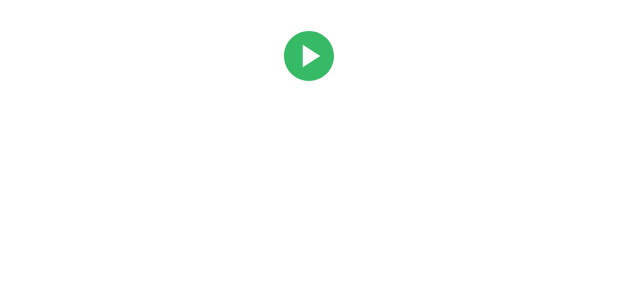
After one commit to weichi2002/MicrophoneApp, an Android app: the layout activity_custom_listview.xml on its own in the app's theme, with its tools: preview values and no code run, on a phone screen of 412 x 824 dp. The commit adds this screen. Shown: the top 300 px of the screen. Run offline under Robolectric (Android 15) with nearby library versions, the phone set to English and light mode, and no system bars.

Commit message:
fully working, need to fix listview UI issue

```diff
--- a/app/src/main/AndroidManifest.xml
+++ b/app/src/main/AndroidManifest.xml
@@ -3,16 +3,15 @@
     xmlns:tools="http://schemas.android.com/tools">
 
     <uses-permission android:name="android.permission.RECORD_AUDIO" />
-    <uses-permission android:name="android.permission.WRITE_EXTERNAL_STORAGE"/>
-
+    <uses-permission android:name="android.permission.WRITE_EXTERNAL_STORAGE" />
 
     <application
         android:allowBackup="true"
         android:dataExtractionRules="@xml/data_extraction_rules"
         android:fullBackupContent="@xml/backup_rules"
         android:icon="@mipmap/mic_round"
+        android:label="@string/app_name"
         android:roundIcon="@mipmap/mic_round"
-        android:label="@string/app_name"
         android:supportsRtl="true"
         android:theme="@style/Theme.Microphone"
         tools:targetApi="31">
--- /dev/null
+++ b/app/src/main/res/drawable/baseline_play_circle_24.xml
@@ -0,0 +1,5 @@
+<vector android:height="24dp" android:tint="#37BA65"
+    android:viewportHeight="24" android:viewportWidth="24"
+    android:width="24dp" xmlns:android="http://schemas.android.com/apk/res/android">
+    <path android:fillColor="@android:color/white" android:pathData="M12,2C6.48,2 2,6.48 2,12s4.48,10 10,10s10,-4.48 10,-10S17.52,2 12,2zM9.5,16.5v-9l7,4.5L9.5,16.5z"/>
+</vector>
--- /dev/null
+++ b/app/src/main/res/drawable/delete_icon.xml
@@ -0,0 +1,5 @@
+<vector android:height="24dp" android:tint="#CE2633"
+    android:viewportHeight="24" android:viewportWidth="24"
+    android:width="24dp" xmlns:android="http://schemas.android.com/apk/res/android">
+    <path android:fillColor="@android:color/white" android:pathData="M6,19c0,1.1 0.9,2 2,2h8c1.1,0 2,-0.9 2,-2V7H6v12zM19,4h-3.5l-1,-1h-5l-1,1H5v2h14V4z"/>
+</vector>
--- /dev/null
+++ b/app/src/main/res/layout/activity_custom_listview.xml
@@ -0,0 +1,26 @@
+<?xml version="1.0" encoding="utf-8"?>
+<LinearLayout xmlns:android="http://schemas.android.com/apk/res/android"
+    xmlns:app="http://schemas.android.com/apk/res-auto"
+    xmlns:tools="http://schemas.android.com/tools"
+    android:orientation="horizontal"
+    android:layout_width="match_parent"
+    android:layout_height="75dp"
+    android:gravity="center"
+    >
+
+
+    <ImageView
+        android:id="@+id/custom_playButton"
+        android:layout_width="40dp"
+        android:layout_height="40dp"
+        android:src="@drawable/baseline_play_circle_24"
+
+       />
+    <TextView
+        android:id="@+id/custom_recordingName"
+        android:layout_width="wrap_content"
+        android:layout_height="wrap_content"
+        android:textSize="14sp"
+    />
+
+</LinearLayout>
```
Also changed, not shown: app/src/main/java/edu/fandm/wchou/microphone/AudioAdapter.java (added, +49 -0 lines), app/src/main/java/edu/fandm/wchou/microphone/MainActivity.java (+94 -32 lines), app/src/main/res/layout/activity_main.xml (+17 -2 lines).
